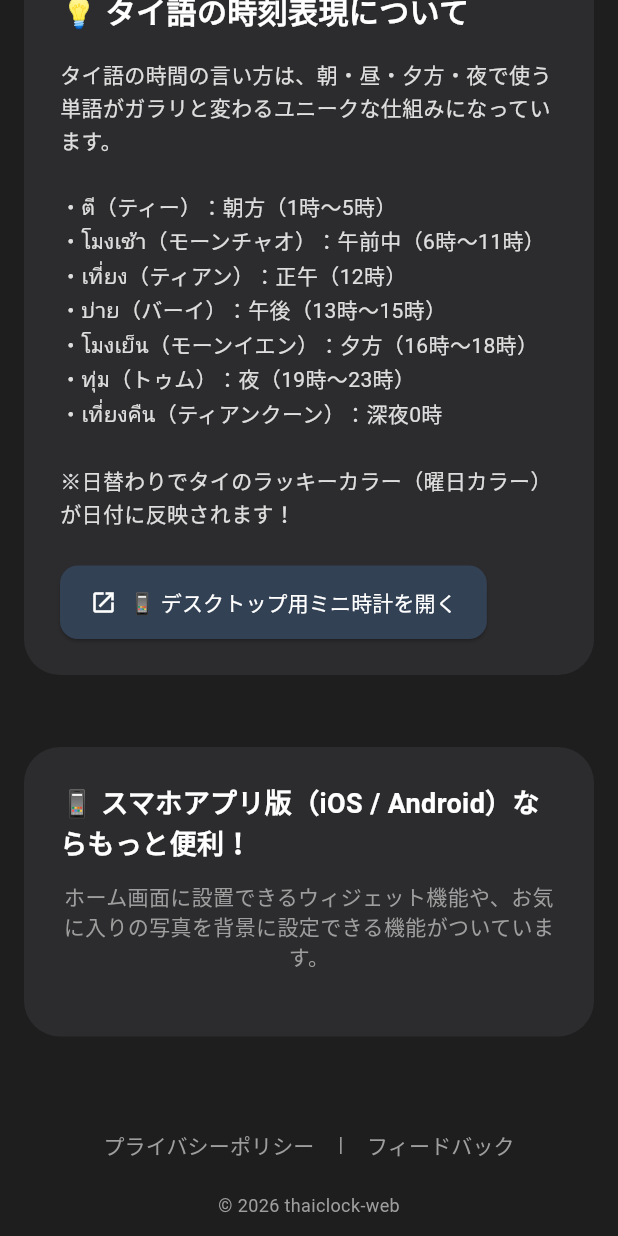
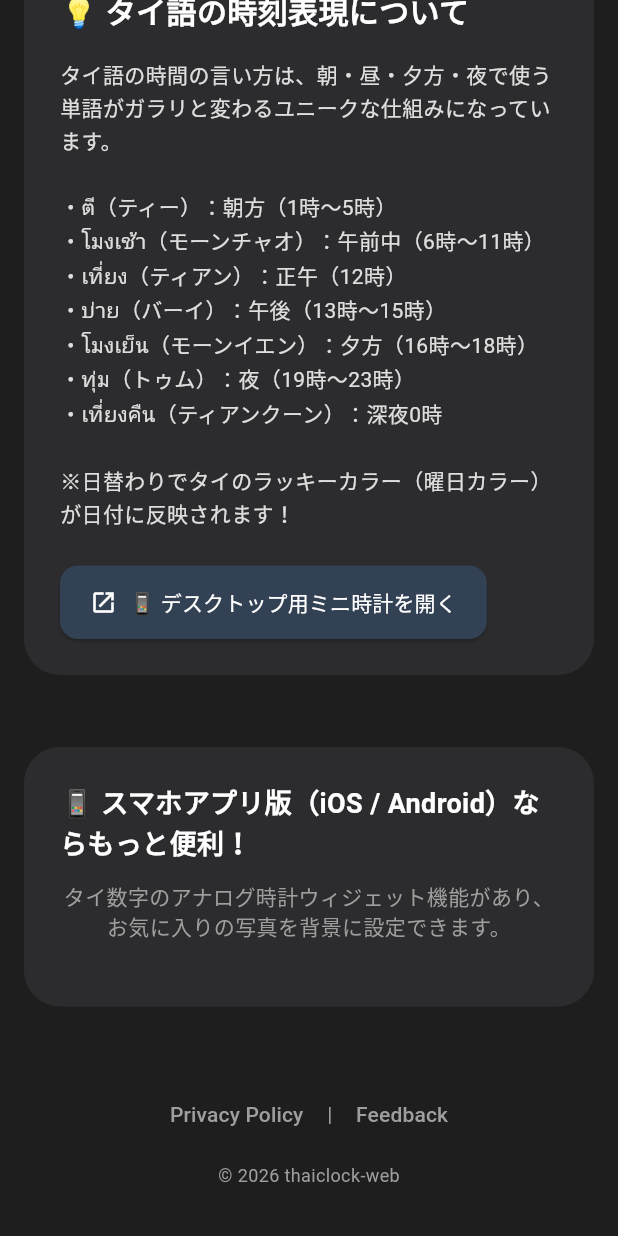
Before and after one commit to nsquaredtokyo-k/thaiclock-web, a Flutter app: the screen it shows after launch, scrolled down 932 dp, on a phone screen of 412 x 824 dp. Run offline on Flutter 3.47's test engine with Material 3 defaults, Android fonts, the phone set to English and light mode, and no system bars; our stand-ins replace google_fonts, web; Roboto replaces fonts that are missing (Sarabun).

```diff
--- a/lib/main.dart
+++ b/lib/main.dart
@@ -653,7 +653,7 @@ class _ThaiClockHomeScreenState extends State<ThaiClockHomeScreen> {
                         ),
                         SizedBox(height: 12),
                         Text(
-                          'ホーム画面に設置できるウィジェット機能や、お気に入りの写真を背景に設定できる機能がついています。',
+                          'タイ数字のアナログ時計ウィジェット機能があり、お気に入りの写真を背景に設定できます。',
                           textAlign: TextAlign.center,
                           style: TextStyle(fontSize: 14, color: Colors.grey),
                         ),
@@ -675,7 +675,7 @@ class _ThaiClockHomeScreenState extends State<ThaiClockHomeScreen> {
                         onPressed: () {
                           // 今後プライバシーポリシーなどを出せるよ！
                         },
-                        child: const Text('プライバシーポリシー',
+                        child: const Text('Privacy Policy',
                             style: TextStyle(color: Colors.grey)),
                       ),
                       const Text(' | ', style: TextStyle(color: Colors.grey)),
@@ -683,7 +683,7 @@ class _ThaiClockHomeScreenState extends State<ThaiClockHomeScreen> {
                         onPressed: () {
                           _launchURL('https://forms.gle/gg1ynzueiQQTfhz8A');
                         },
-                        child: const Text('フィードバック',
+                        child: const Text('Feedback',
                             style: TextStyle(color: Colors.grey)),
                       ),
                     ],
```
